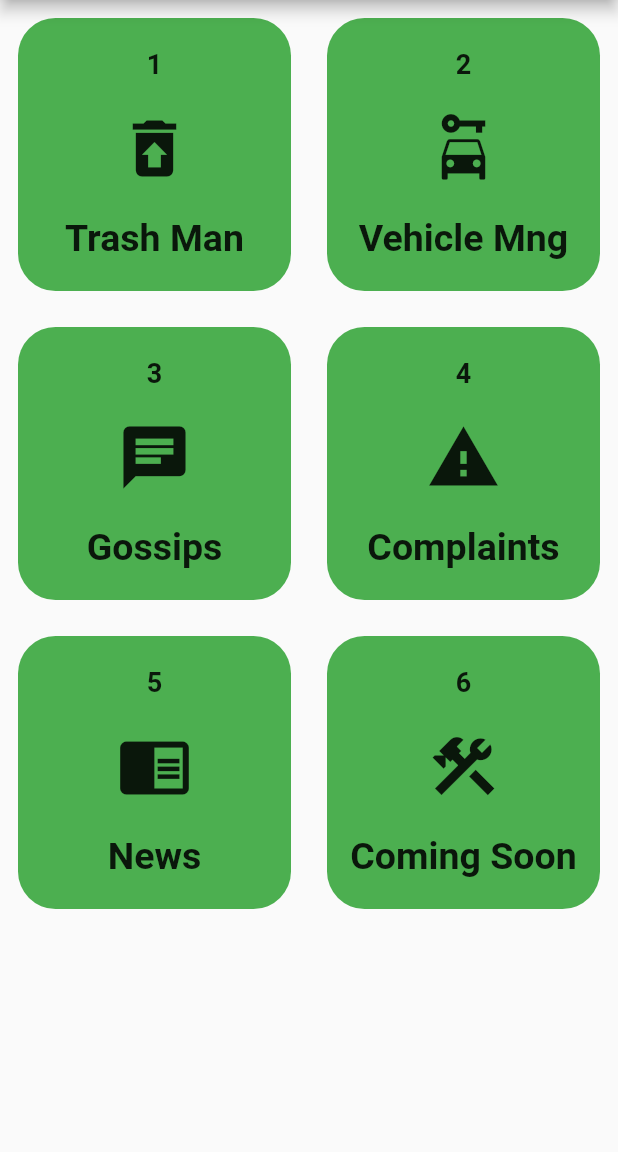
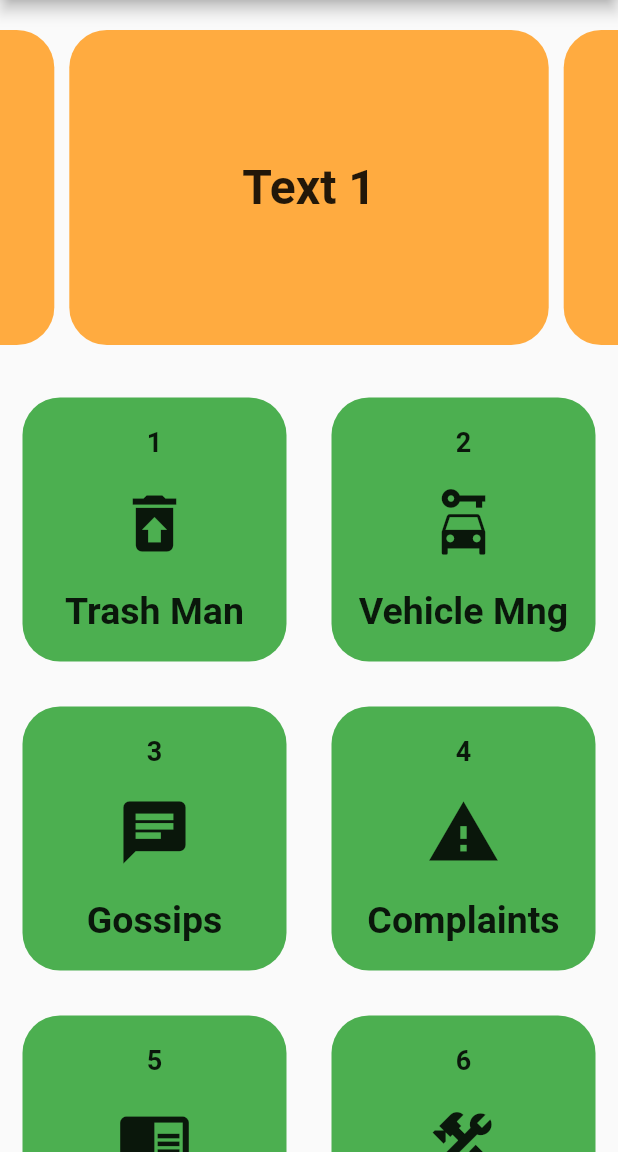
Before and after one commit to VE5PER/civitas, a Flutter app: the screen it shows after launch, on a phone screen of 412 x 824 dp, the part 84-1236 px from its top. Run offline on Flutter 3.47's test engine with Material 2 defaults, Android fonts, the phone set to English and light mode, and no system bars; drawn by our look-alikes of carousel_slider.

Commit message:
fixed pinboard, implemented scroll bar, modified sizes

```diff
--- a/lib/homepage.dart
+++ b/lib/homepage.dart
@@ -1,12 +1,25 @@
-
 import 'package:civitas/pinboard.dart';
 import 'package:civitas/services.dart';
 import 'package:civitas/sideDrawer.dart';
 import 'package:flutter/cupertino.dart';
 import 'package:flutter/material.dart';
 
-List<String>servicesList=['Trash Man', 'Vehicle Mng', 'Gossips', 'Complaints', 'News', 'Coming Soon'];
-List<IconData>iconList=[Icons.restore_from_trash,Icons.car_rental,Icons.chat,Icons.warning, Icons.chrome_reader_mode, Icons.construction];
+List<String> servicesList = [
+  'Trash Man',
+  'Vehicle Mng',
+  'Gossips',
+  'Complaints',
+  'News',
+  'Coming Soon'
+];
+List<IconData> iconList = [
+  Icons.restore_from_trash,
+  Icons.car_rental,
+  Icons.chat,
+  Icons.warning,
+  Icons.chrome_reader_mode,
+  Icons.construction
+];
 
 class MyHomePage extends StatefulWidget {
   const MyHomePage({Key? key}) : super(key: key);
@@ -27,10 +40,27 @@ class _MyHomePageState extends State<MyHomePage> {
         ],
       ),
       body: SafeArea(
-        child: GridView.count(
-          crossAxisCount: 2,
+        child: Column(
+          mainAxisAlignment: MainAxisAlignment.spaceEvenly,
           children: [
-            for (int i = 0; i < 6; i++) service(number: i, serviceName: servicesList[i], iconData: iconList[i],),
+            pinboard(),
+            Expanded(
+              child: Scrollbar(
+                thickness: 3,
+                radius: Radius.circular(10),
+                child: GridView.count(
+                  crossAxisCount: 2,
+                  children: [
+                    for (int i = 0; i < 6; i++)
+                      service(
+                        number: i,
+                        serviceName: servicesList[i],
+                        iconData: iconList[i],
+                      ),
+                  ],
+                ),
+              ),
+            ),
           ],
         ),
       ),
--- a/lib/pinboard.dart
+++ b/lib/pinboard.dart
@@ -13,18 +13,21 @@ class _pinboardState extends State<pinboard> {
   @override
   Widget build(BuildContext context) {
     return CarouselSlider(
-      options: CarouselOptions(height: 50),
+      options: CarouselOptions(height: 250, scrollDirection: Axis.horizontal),
       items: [1, 2, 3, 4, 5].map((i) {
         return Builder(
           builder: (BuildContext context) {
             return Container(
+                decoration: BoxDecoration(
+                    borderRadius: BorderRadius.circular(25),
+                    color: Colors.orangeAccent),
                 width: MediaQuery.of(context).size.width,
-                height: 40,
-                margin: EdgeInsets.symmetric(horizontal: 5.0),
-                color: Colors.amber,
-                child: Text(
-                  'text $i',
-                  style: TextStyle(fontSize: 16.0),
+                margin: EdgeInsets.symmetric(horizontal: 5.0, vertical: 20),
+                child: Center(
+                  child: Text(
+                    'Text $i',
+                    style: TextStyle(fontSize: 32, fontWeight: FontWeight.bold),
+                  ),
                 ));
           },
         );
--- a/lib/services.dart
+++ b/lib/services.dart
@@ -5,35 +5,55 @@ class service extends StatefulWidget {
   final int number;
   final String serviceName;
   final IconData iconData;
-  const service({Key? key, required this.number,required this.serviceName, required this.iconData}) : super(key: key);
+  const service(
+      {Key? key,
+      required this.number,
+      required this.serviceName,
+      required this.iconData})
+      : super(key: key);
 
   @override
-  _serviceState createState() => _serviceState(number: this.number,serviceName: this.serviceName, iconData: this.iconData);
+  _serviceState createState() => _serviceState(
+      number: this.number,
+      serviceName: this.serviceName,
+      iconData: this.iconData);
 }
 
 class _serviceState extends State<service> {
   int number;
   String serviceName;
   IconData iconData;
-  _serviceState({required this.number,required this.serviceName, required this.iconData});
+  _serviceState(
+      {required this.number,
+      required this.serviceName,
+      required this.iconData});
   @override
   Widget build(BuildContext context) {
-    return Container(
-      width: 35,
-      margin: EdgeInsets.all(12),
+    return InkWell(
+      onTap: () {},
+      child: Container(
+        width: 25,
+        margin: EdgeInsets.all(15),
         child: Column(
           mainAxisAlignment: MainAxisAlignment.spaceEvenly,
-        children: [Text(
-          "${number+1}",
+          children: [
+            Text(
+              "${number + 1}",
               style: TextStyle(fontSize: 18, fontWeight: FontWeight.bold),
             ),
-          Icon(iconData, size: 50,),
-          Text(serviceName, style: TextStyle(fontSize: 25, fontWeight: FontWeight.bold),)
-
+            Icon(
+              iconData,
+              size: 50,
+            ),
+            Text(
+              serviceName,
+              style: TextStyle(fontSize: 25, fontWeight: FontWeight.bold),
+            )
           ],
         ),
         decoration: BoxDecoration(
             borderRadius: BorderRadius.circular(25), color: Colors.green),
+      ),
     );
   }
 }
```
Lines whose indentation alone changed are shown as unchanged.
